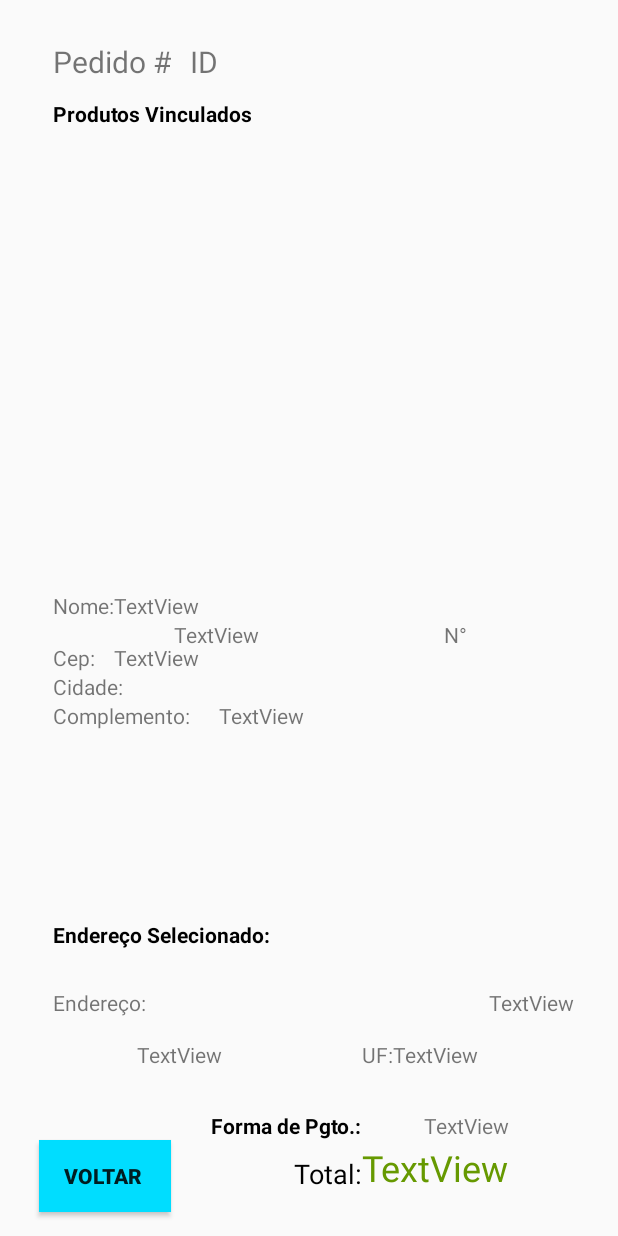
After one commit to URWay/Gandalf-App, an Android app: the descPedido screen opened directly, with no data from a screen before it, on a phone screen of 412 x 824 dp. The commit adds this screen. Run offline under Robolectric (Android 15) with nearby library versions, the phone set to English and light mode, and no system bars.

Commit message:
FragmentoListaPedidos, descPedido, e alterações activity_checkout

```diff
--- a/PIQuatro/app/build.gradle
+++ b/PIQuatro/app/build.gradle
@@ -28,7 +28,7 @@ android {
 
 dependencies {
     compile fileTree(include: ['*.jar'], dir: 'libs')
-   // compile 'com.google.android.gms:play-services-plus:11.6.0'
+    // compile 'com.google.android.gms:play-services-plus:11.6.0'
     androidTestCompile('com.android.support.test.espresso:espresso-core:2.2.2', {
         exclude group: 'com.android.support', module: 'support-annotations'
     })
@@ -39,6 +39,6 @@ dependencies {
     compile 'com.android.support:support-v4:26.0.0-alpha1'
     compile 'com.android.support:cardview-v7:26.0.0-alpha1'
     compile 'de.hdodenhof:circleimageview:2.1.0'
+    compile 'me.dm7.barcodescanner:zxing:1.9.8'
     testCompile 'junit:junit:4.12'
-    compile 'me.dm7.barcodescanner:zxing:1.9.8'
 }
--- /dev/null
+++ b/PIQuatro/app/src/main/java/com/app/gandalf/piquatro/FragmentListaPedidos.java
@@ -0,0 +1,54 @@
+package com.app.gandalf.piquatro;
+
+import android.content.Intent;
+import android.os.Bundle;
+import android.support.annotation.Nullable;
+import android.support.v4.app.Fragment;
+import android.view.LayoutInflater;
+import android.view.View;
+import android.view.ViewGroup;
+import android.widget.AdapterView;
+import android.widget.ArrayAdapter;
+import android.widget.ListAdapter;
+import android.widget.ListView;
+
+import java.io.Serializable;
+import java.util.ArrayList;
+import java.util.List;
+
+public class FragmentListaPedidos extends Fragment {
+    private ListView pedidoslista;
+
+    private static final String TAG = "Meus Pedidos";
+
+    @Nullable
+    @Override
+    public View onCreateView(LayoutInflater inflater, @Nullable ViewGroup container, @Nullable Bundle savedInstanceState) {
+        View view = inflater.inflate(R.layout.activity_configuracoes, container, false);
+
+        ArrayAdapter<String> adaptador;
+
+        pedidoslista = (ListView) view.findViewById(R.id.pedidos);
+
+        List<String> pedidos = new ArrayList<String>();
+
+        pedidos.add("Pedido1");
+        pedidos.add("Pedido2");
+        pedidos.add("Pedido3");
+
+
+        adaptador = new ArrayAdapter<String>(getActivity(), android.R.layout.simple_list_item_1, pedidos);
+        pedidoslista.setAdapter(adaptador);
+
+        pedidoslista.setOnItemClickListener(new AdapterView.OnItemClickListener() {
+            @Override
+            public void onItemClick(AdapterView<?> parent, View view, int position, long id) {
+
+                    Intent i = new Intent(getActivity(), descPedido.class);
+                    startActivity(i);
+            }
+        });
+
+        return view;
+    }
+}
--- /dev/null
+++ b/PIQuatro/app/src/main/java/com/app/gandalf/piquatro/descPedido.java
@@ -0,0 +1,44 @@
+package com.app.gandalf.piquatro;
+
+import android.support.v7.app.AppCompatActivity;
+import android.os.Bundle;
+import android.widget.Button;
+import android.widget.ListView;
+import android.widget.TextView;
+
+import org.w3c.dom.Text;
+
+public class descPedido extends AppCompatActivity {
+private TextView idpedido;
+private ListView listaitens;
+private TextView txtnome;
+private TextView txtendereco;
+private TextView txtnum;
+private TextView txtcep;
+private TextView txtcidade;
+private TextView txtuf;
+private TextView txtcomplemento;
+private TextView txtpagamento;
+private TextView txttotal;
+private Button btnvolta;
+    @Override
+    protected void onCreate(Bundle savedInstanceState) {
+        super.onCreate(savedInstanceState);
+        setContentView(R.layout.activity_desc_pedido);
+
+        idpedido = (TextView) findViewById(R.id.idpedido);
+        listaitens = (ListView) findViewById(R.id.listaitens);
+        txtnome = (TextView) findViewById(R.id.txtnome);
+        txtendereco = (TextView) findViewById(R.id.txtendereco);
+        txtnum = (TextView) findViewById(R.id.txtnum);
+        txtcep = (TextView) findViewById(R.id.txtcep);
+        txtcidade = (TextView) findViewById(R.id.txtcidade);
+        txtuf = (TextView) findViewById(R.id.txtuf);
+        txtcomplemento = (TextView) findViewById(R.id.txtcomplemento);
+        txtpagamento = (TextView) findViewById(R.id.txtpagamento);
+        txttotal = (TextView) findViewById(R.id.txttotal);
+        btnvolta = (Button) findViewById(R.id.btnvolta);
+
+
+    }
+}
--- a/PIQuatro/app/src/main/java/com/app/gandalf/piquatro/descProduto.java
+++ b/PIQuatro/app/src/main/java/com/app/gandalf/piquatro/descProduto.java
@@ -39,7 +39,7 @@ public class descProduto extends AppCompatActivity {
         super.onCreate(savedInstanceState);
         setContentView(R.layout.activity_detalhe_produto);
 
-        txtnomeprod = (TextView) findViewById(R.id.txtnomeprod);
+        txtnomeprod = (TextView) findViewById(R.id.txt1);
         imgproduto = (ImageView) findViewById(R.id.imgproduto);
         txtdescricao = (TextView) findViewById(R.id.txtdescricao);
         txtprecodesc = (TextView) findViewById(R.id.txtprecodesc);
@@ -47,7 +47,7 @@ public class descProduto extends AppCompatActivity {
 
         txtdescricao.setMovementMethod(new ScrollingMovementMethod());
 
-        Button btnconfirma = (Button) findViewById(R.id.btnconfirma);
+        Button btnconfirma = (Button) findViewById(R.id.btnvolta);
 
         Intent intent = getIntent();
 
@@ -68,7 +68,7 @@ public class descProduto extends AppCompatActivity {
                         Double descprecoprod = Double.parseDouble(bundle.getString("descPromocao"));
 
                         // Sentando os valores passado via Intent
-                        TextView txtnomeprod = (TextView) findViewById(R.id.txtnomeprod);
+                        TextView txtnomeprod = (TextView) findViewById(R.id.txt1);
                         TextView txtprecoprod = (TextView) findViewById(R.id.txtpreco);
                         TextView txtdescpreco = (TextView) findViewById(R.id.txtprecodesc);
                         TextView txtdescricao = (TextView) findViewById(R.id.txtdescricao);
--- /dev/null
+++ b/PIQuatro/app/src/main/res/layout/activity_desc_pedido.xml
@@ -0,0 +1,245 @@
+<?xml version="1.0" encoding="utf-8"?>
+<RelativeLayout xmlns:android="http://schemas.android.com/apk/res/android"
+    xmlns:app="http://schemas.android.com/apk/res-auto"
+    xmlns:tools="http://schemas.android.com/tools"
+    android:layout_width="match_parent"
+    android:layout_height="match_parent"
+    tools:context="com.app.gandalf.piquatro.descProduto">
+
+
+        <RelativeLayout
+            android:layout_width="match_parent"
+            android:layout_height="match_parent"
+            android:layout_alignParentTop="true"
+            android:layout_alignParentStart="true">
+
+            <Button
+                android:id="@+id/btnvolta"
+                android:layout_width="wrap_content"
+                android:layout_height="wrap_content"
+                android:background="@android:color/holo_blue_bright"
+                android:text="Voltar "
+                android:textAlignment="center"
+                android:textStyle="bold"
+                android:layout_marginBottom="16dp"
+                android:layout_marginStart="26dp"
+                android:layout_alignParentBottom="true"
+                android:layout_alignParentStart="true" />
+
+            <TextView
+                android:id="@+id/txt1"
+                android:layout_width="wrap_content"
+                android:layout_height="wrap_content"
+                android:text="Pedido #"
+                android:textSize="20dp"
+                android:layout_marginTop="27dp"
+                android:layout_alignParentTop="true"
+                android:layout_alignEnd="@+id/btnvolta" />
+
+            <TextView
+                android:id="@+id/textView8"
+                android:layout_width="wrap_content"
+                android:layout_height="wrap_content"
+                android:layout_marginTop="11dp"
+                android:text="Produtos Vinculados"
+                android:textColor="@android:color/background_dark"
+                android:textSize="14sp"
+                android:textStyle="bold"
+                android:layout_below="@+id/txt1"
+                android:layout_alignStart="@+id/txt1" />
+
+            <TextView
+                android:id="@+id/textView10"
+                android:layout_width="wrap_content"
+                android:layout_height="wrap_content"
+                android:text="Total:"
+                android:textColor="@android:color/background_dark"
+                android:textSize="18sp"
+                android:layout_alignBaseline="@+id/btnvolta"
+                android:layout_alignBottom="@+id/btnvolta"
+                android:layout_toEndOf="@+id/textView13"
+                android:layout_marginStart="16dp" />
+
+            <TextView
+                android:id="@+id/txttotal"
+                android:layout_width="wrap_content"
+                android:layout_height="wrap_content"
+                android:text="TextView"
+                android:textColor="@android:color/holo_green_dark"
+                android:textSize="24sp"
+                android:layout_alignBottom="@+id/textView10"
+                android:layout_toEndOf="@+id/textView10" />
+
+            <TextView
+                android:id="@+id/textView13"
+                android:layout_width="wrap_content"
+                android:layout_height="wrap_content"
+                android:layout_marginBottom="129dp"
+                android:text="Endereço Selecionado:"
+                android:textColor="@android:color/background_dark"
+                android:textStyle="bold"
+                android:layout_above="@+id/txttotal"
+                android:layout_alignStart="@+id/textView8" />
+
+            <TextView
+                android:id="@+id/textView7"
+                android:layout_width="wrap_content"
+                android:layout_height="wrap_content"
+                android:layout_marginTop="45dp"
+                android:text="Endereço:"
+                android:layout_alignTop="@+id/textView13"
+                android:layout_alignStart="@+id/textView13" />
+
+            <TextView
+                android:id="@+id/textView24"
+                android:layout_width="wrap_content"
+                android:layout_height="wrap_content"
+                android:layout_marginTop="15dp"
+                android:text="UF:"
+                android:layout_below="@+id/textView7"
+                android:layout_toEndOf="@+id/textView10" />
+
+            <TextView
+                android:id="@+id/txtnum"
+                android:layout_width="wrap_content"
+                android:layout_height="wrap_content"
+                android:layout_alignBaseline="@+id/textView7"
+                android:layout_alignBottom="@+id/textView7"
+                android:layout_alignParentEnd="true"
+                android:layout_marginEnd="29dp"
+                android:text="TextView" />
+
+            <TextView
+                android:id="@+id/txtcidade"
+                android:layout_width="150dp"
+                android:layout_height="wrap_content"
+                android:layout_alignBaseline="@+id/textView24"
+                android:layout_alignBottom="@+id/textView24"
+                android:layout_toStartOf="@+id/textView24"
+                android:text="TextView" />
+
+            <TextView
+                android:id="@+id/txtuf"
+                android:layout_width="100dp"
+                android:layout_height="wrap_content"
+                android:layout_alignBaseline="@+id/textView24"
+                android:layout_alignBottom="@+id/textView24"
+                android:layout_toEndOf="@+id/textView24"
+                android:text="TextView" />
+
+            <TextView
+                android:id="@+id/textView45"
+                android:layout_width="wrap_content"
+                android:layout_height="wrap_content"
+                android:text="Forma de Pgto.:"
+                android:textColor="@android:color/background_dark"
+                android:textStyle="bold"
+                android:layout_above="@+id/btnvolta"
+                android:layout_alignEnd="@+id/textView10" />
+
+            <TextView
+                android:id="@+id/txtpagamento"
+                android:layout_width="wrap_content"
+                android:layout_height="wrap_content"
+                android:layout_above="@+id/txttotal"
+                android:layout_alignEnd="@+id/txttotal"
+                android:layout_alignTop="@+id/textView45"
+                android:text="TextView" />
+
+        </RelativeLayout>
+
+    <TextView
+        android:id="@+id/idpedido"
+        android:layout_width="wrap_content"
+        android:layout_height="wrap_content"
+        android:layout_marginTop="27dp"
+        android:text="ID"
+        android:textSize="20dp"
+        android:layout_alignParentTop="true"
+        android:layout_toEndOf="@+id/textView30" />
+
+    <ListView
+        android:id="@+id/listaitens"
+        android:layout_width="match_parent"
+        android:layout_height="250dp"
+        android:layout_marginTop="34dp"
+        android:layout_below="@+id/idpedido"
+        android:layout_alignParentStart="true" />
+
+    <TextView
+        android:id="@+id/textView14"
+        android:layout_width="wrap_content"
+        android:layout_height="wrap_content"
+        android:layout_marginTop="55dp"
+        android:text="Nome:"
+        android:layout_marginStart="35dp"
+        android:layout_below="@+id/listaitens"
+        android:layout_alignParentStart="true" />
+
+    <TextView
+        android:id="@+id/textView23"
+        android:layout_width="wrap_content"
+        android:layout_height="wrap_content"
+        android:text="Cep:"
+        android:layout_marginTop="15dp"
+        android:layout_below="@+id/textView14"
+        android:layout_alignStart="@+id/textView14" />
+
+    <TextView
+        android:id="@+id/textView12"
+        android:layout_width="wrap_content"
+        android:layout_height="wrap_content"
+        android:layout_alignStart="@+id/textView23"
+        android:layout_below="@+id/textView23"
+        android:text="Cidade:" />
+
+    <TextView
+        android:id="@+id/textView30"
+        android:layout_width="wrap_content"
+        android:layout_height="wrap_content"
+        android:layout_alignStart="@+id/textView12"
+        android:layout_below="@+id/textView12"
+        android:text="Complemento:" />
+
+    <TextView
+        android:id="@+id/textView36"
+        android:layout_width="wrap_content"
+        android:layout_height="wrap_content"
+        android:text="N°"
+        android:layout_below="@+id/textView14"
+        android:layout_toEndOf="@+id/txtendereco" />
+
+    <TextView
+        android:id="@+id/txtnome"
+        android:layout_width="210dp"
+        android:layout_height="wrap_content"
+        android:text="TextView"
+        android:layout_above="@+id/textView36"
+        android:layout_toEndOf="@+id/textView14" />
+
+    <TextView
+        android:id="@+id/txtendereco"
+        android:layout_width="180dp"
+        android:layout_height="wrap_content"
+        android:text="TextView"
+        android:layout_below="@+id/txtnome"
+        android:layout_centerHorizontal="true" />
+
+    <TextView
+        android:id="@+id/txtcep"
+        android:layout_width="100dp"
+        android:layout_height="wrap_content"
+        android:layout_above="@+id/textView12"
+        android:layout_toEndOf="@+id/textView14"
+        android:text="TextView" />
+
+    <TextView
+        android:id="@+id/txtcomplemento"
+        android:layout_width="150dp"
+        android:layout_height="wrap_content"
+        android:layout_alignBaseline="@+id/textView30"
+        android:layout_alignBottom="@+id/textView30"
+        android:layout_alignEnd="@+id/txtendereco"
+        android:text="TextView" />
+
+</RelativeLayout>
--- a/PIQuatro/app/src/main/res/layout/activity_detalhe_produto.xml
+++ b/PIQuatro/app/src/main/res/layout/activity_detalhe_produto.xml
@@ -40,7 +40,7 @@
                 android:layout_marginTop="10dp" />
 
         <Button
-            android:id="@+id/btnconfirma"
+            android:id="@+id/btnvolta"
             android:layout_width="wrap_content"
             android:layout_height="wrap_content"
             android:background="@android:color/holo_blue_bright"
@@ -54,7 +54,7 @@
             android:layout_alignEnd="@+id/txtdescricao" />
 
         <TextView
-            android:id="@+id/txtnomeprod"
+            android:id="@+id/txt1"
             android:layout_width="wrap_content"
             android:layout_height="wrap_content"
             android:layout_alignEnd="@+id/imgproduto"
@@ -74,7 +74,7 @@
             android:textSize="20sp"
             android:textStyle="bold"
             android:layout_marginEnd="9dp"
-            android:layout_below="@+id/txtnomeprod"
+            android:layout_below="@+id/txt1"
             android:layout_alignEnd="@+id/txtdescricao" />
 
         <TextView
@@ -117,7 +117,7 @@
                 android:layout_height="30dp"
                 android:layout_marginTop="10dp"
                 android:layout_below="@+id/txtdescricao"
-                android:layout_alignStart="@+id/btnconfirma" />
+                android:layout_alignStart="@+id/btnvolta" />
 
         </RelativeLayout>
     </ScrollView>
--- /dev/null
+++ b/PIQuatro/app/src/main/res/layout/fragment_fragment_lista_pedidos.xml
@@ -0,0 +1,13 @@
+<FrameLayout xmlns:android="http://schemas.android.com/apk/res/android"
+    xmlns:tools="http://schemas.android.com/tools"
+    android:layout_width="match_parent"
+    android:layout_height="match_parent"
+    tools:context="com.app.gandalf.piquatro.FragmentListaPedidos">
+
+    <!-- TODO: Update blank fragment layout -->
+
+    <ListView
+        android:id="@+id/pedidos"
+        android:layout_width="match_parent"
+        android:layout_height="match_parent" />
+</FrameLayout>
```
Also changed, not shown: PIQuatro/app/src/main/AndroidManifest.xml (+12 -11 lines).
